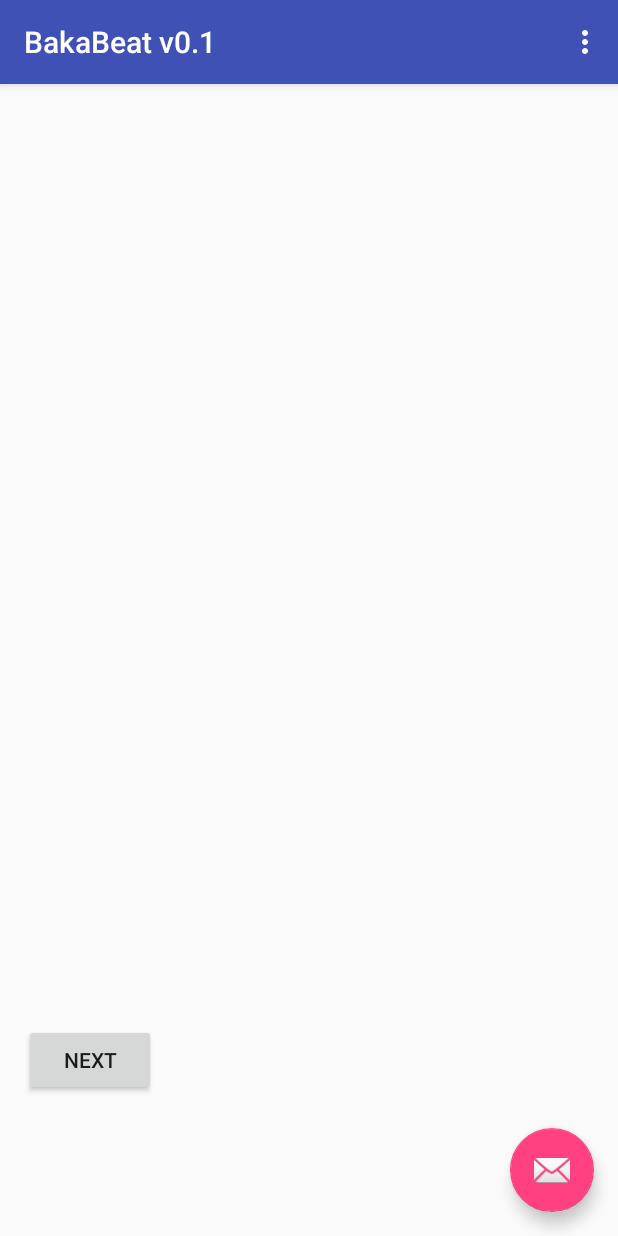
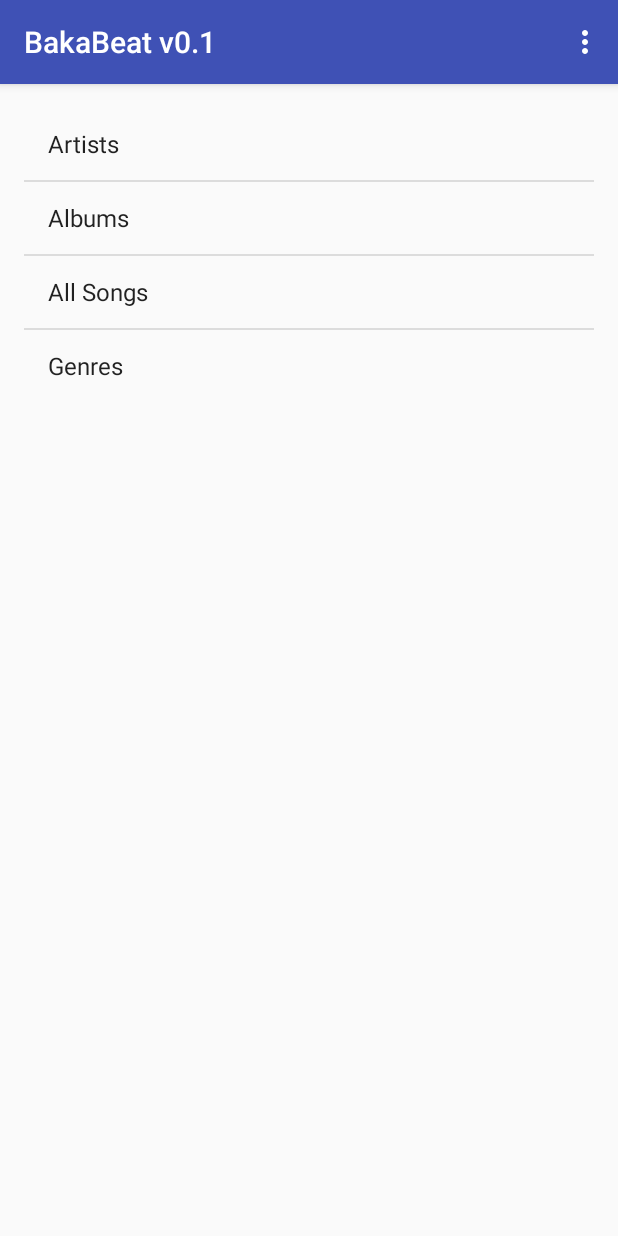
Before and after one commit to KappaRepublic/BakaBeat, an Android app: the screen it shows after launch (CategoriesScene), on a phone screen of 412 x 824 dp. Run offline under Robolectric (Android 15) with nearby library versions, the phone set to English and light mode, and no system bars.

Commit message:
Updated Categories Scene
Added most of the code, including:
Category List is now created and populated
Category List onItemClick is now implemented, though effects have yet to
be

```diff
--- a/app/src/main/java/com/example/sposkittmarshall/bakabeatv01/CategoriesScene.java
+++ b/app/src/main/java/com/example/sposkittmarshall/bakabeatv01/CategoriesScene.java
@@ -1,5 +1,6 @@
 package com.example.sposkittmarshall.bakabeatv01;
 
+import android.content.Intent;
 import android.graphics.Bitmap;
 import android.os.Bundle;
 import android.support.design.widget.FloatingActionButton;
@@ -9,10 +10,20 @@ import android.support.v7.widget.Toolbar;
 import android.view.View;
 import android.view.Menu;
 import android.view.MenuItem;
+import android.widget.AdapterView;
+import android.widget.ArrayAdapter;
 import android.widget.ImageView;
+import android.widget.ListView;
 import android.widget.Toast;
 
+import java.util.ArrayList;
+
 public class CategoriesScene extends AppCompatActivity {
+
+    ArrayList<String> categoryList;
+    SongManager songManagerMain;
+
+    ListView categoryListView;
 
     @Override
     protected void onCreate(Bundle savedInstanceState) {
@@ -21,6 +32,38 @@ public class CategoriesScene extends AppCompatActivity {
         Toolbar toolbar = (Toolbar) findViewById(R.id.toolbar);
         setSupportActionBar(toolbar);
 
+
+        // Populate the song manager
+        Thread populateThread = new Thread()
+        {
+            public void run()
+            {
+                songManagerMain.populateManager();
+            }
+        };
+
+
+        // Setup the categories list
+        categoryList = new ArrayList<>();
+        populateCategoryList();
+
+        // Populate the category list view using the newly set up array list
+        categoryListView = (ListView)findViewById(R.id.listView);
+        final ArrayAdapter<String> categoryListAdapter = new ArrayAdapter<String>
+                (this, android.R.layout.simple_list_item_1, android.R.id.text1, categoryList);
+        categoryListView.setAdapter(categoryListAdapter);
+
+        // Set up an onClickListener for the category list
+        categoryListView.setOnItemClickListener(new AdapterView.OnItemClickListener()
+        {
+            @Override
+            public void onItemClick(AdapterView<?> parent, View view, int position, long id)
+            {
+                // Get the scene chosen by the user and the change to that scene
+                String sceneName = (String)categoryListView.getItemAtPosition(position);
+                changeScene(sceneName);
+            }
+        });
     }
 
     @Override
@@ -57,4 +100,35 @@ public class CategoriesScene extends AppCompatActivity {
 
         return super.onOptionsItemSelected(item);
     }
+
+    // Add each category name to the array list
+    protected void populateCategoryList()
+    {
+        categoryList.add("Artists");
+        categoryList.add("Albums");
+        categoryList.add("All Songs");
+        categoryList.add("Genres");
+    }
+
+    // Changes the scene to the given parameter
+    protected void changeScene(String sceneName)
+    {
+        switch(sceneName)
+        {
+            // If artists is selected
+            case "Artists":
+                // Intent intent = new Intent
+                break;
+            // If albums is selected
+            case "Albums":
+                break;
+            // If all songs is selected
+            case "All Songs":
+                break;
+            // If genres is selected
+            case "Genres":
+                break;
+
+        }
+    }
 }
--- a/app/src/main/java/com/example/sposkittmarshall/bakabeatv01/SongManager.java
+++ b/app/src/main/java/com/example/sposkittmarshall/bakabeatv01/SongManager.java
@@ -1,7 +1,15 @@
 package com.example.sposkittmarshall.bakabeatv01;
+
+import java.util.ArrayList;
 
 /**
  * Created by sposk_000 on 2015/11/23.
  */
 public class SongManager {
+    public ArrayList<Song> allSongList;
+
+    public void populateManager()
+    {
+
+    }
 }
--- a/app/src/main/res/layout/activity_main.xml
+++ b/app/src/main/res/layout/activity_main.xml
@@ -17,9 +17,4 @@
 
     <include layout="@layout/content_main" />
 
-    <android.support.design.widget.FloatingActionButton android:id="@+id/fab"
-        android:layout_width="wrap_content" android:layout_height="wrap_content"
-        android:layout_gravity="bottom|end" android:layout_margin="@dimen/fab_margin"
-        android:src="@android:drawable/ic_dialog_email" />
-
 </android.support.design.widget.CoordinatorLayout>
--- a/app/src/main/res/layout/content_main.xml
+++ b/app/src/main/res/layout/content_main.xml
@@ -9,12 +9,10 @@
     app:layout_behavior="@string/appbar_scrolling_view_behavior"
     tools:showIn="@layout/activity_main" tools:context=".MainActivity">
 
-    <Button
+    <ListView
         android:layout_width="wrap_content"
         android:layout_height="wrap_content"
-        android:text="Next"
-        android:id="@+id/newStateButton"
-        android:layout_alignParentBottom="true"
-        android:layout_alignParentStart="true"
-        android:layout_marginBottom="77dp" />
+        android:id="@+id/listView"
+        android:layout_alignParentTop="true"
+        android:layout_alignParentStart="true" />
 </RelativeLayout>
```
